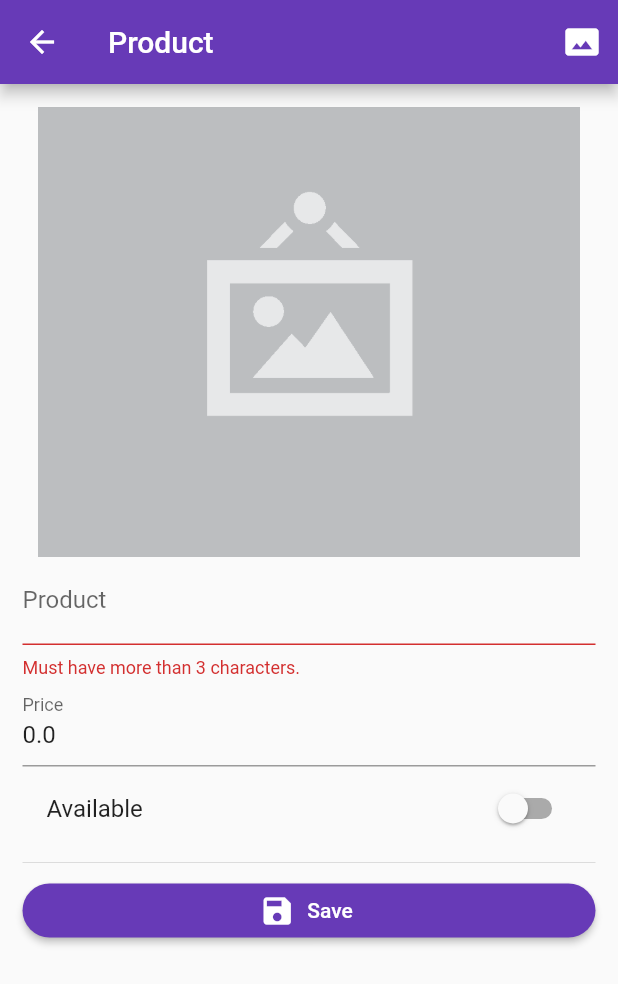
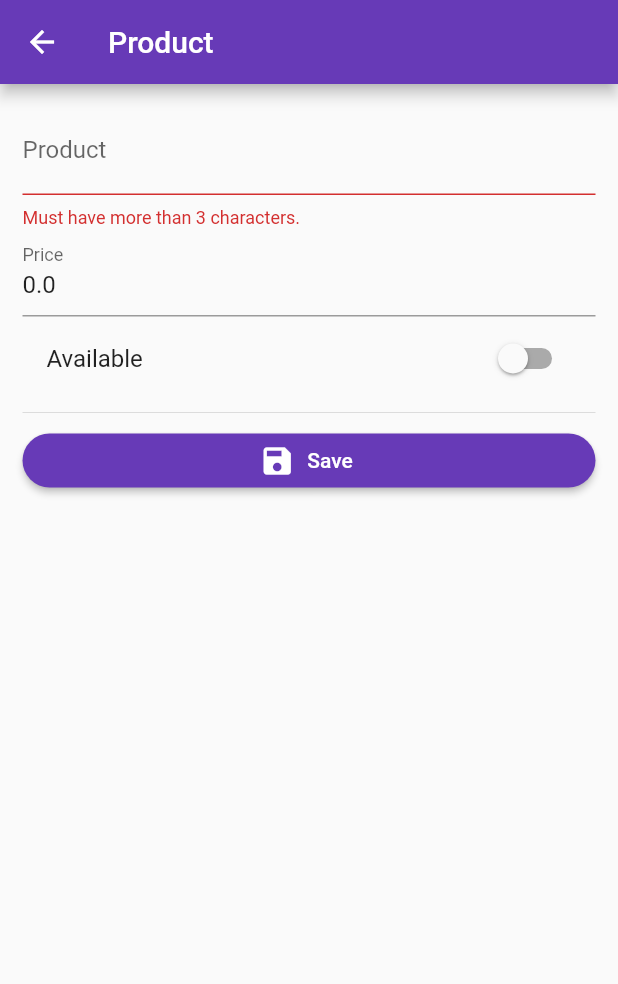
Before and after one commit to mtsluna/flutter_work_repository, a Flutter app: the ProductPage screen opened by its route, after a tap on "Save", on a phone screen of 412 x 824 dp. Shown: the top 984 px of the screen. Run offline on Flutter 3.47's test engine with Material 2 defaults, Android fonts, the phone set to English and light mode, and no system bars; our stand-ins replace flutter_map, flutter_swiper, latlong, rxdart, shared_preferences, sqflite; missing offline and left inert: qrcode_reader; accounts and stored records are empty; network calls fail.

Commit message:
CRUD operations finished

```diff
--- a/login_app/lib/src/pages/product_page.dart
+++ b/login_app/lib/src/pages/product_page.dart
@@ -1,11 +1,7 @@
-import 'dart:convert';
 import 'dart:io';
 
 import 'package:flutter/material.dart';
-import 'package:image_picker/image_picker.dart';
-import 'package:login_app/src/models/image_model.dart';
 import 'package:login_app/src/models/product_model.dart';
-import 'package:login_app/src/providers/image_provider.dart';
 import 'package:login_app/src/providers/product_provider.dart';
 import 'package:login_app/src/utils/utils.dart' as utils;
 
@@ -40,12 +36,6 @@ class _ProductPageState extends State<ProductPage> {
       key: scafoldKey,
       appBar: AppBar(
         title: Text('Product'),
-        actions: <Widget>[
-          IconButton(
-            icon: Icon(Icons.photo_size_select_actual),
-            onPressed: _selectPhoto,
-          )
-        ],
       ),
       body: _body(context),
     );
@@ -59,7 +49,6 @@ class _ProductPageState extends State<ProductPage> {
           key: formKey,
           child: Column(
             children: <Widget>[
-              _viewPhoto(),
               _createName(),
               _createPrice(),
               _createAvailable(),
@@ -137,10 +126,6 @@ class _ProductPageState extends State<ProductPage> {
         _saving = true;
       });
 
-      Imgur imgur = new Imgur();
-      ImgurProvider imgurProvider = new ImgurProvider();
-      imgur = await imgurProvider.post(base64);
-
       if(product.id == null){
         try {
           productProvider.post(product);
@@ -177,41 +162,4 @@ class _ProductPageState extends State<ProductPage> {
       },
     );
   }
-
-  Widget _viewPhoto(){
-    if(product.photoUrl != null){
-      //TODO: hacer
-      return Container();
-    }
-    else{
-      return Image(
-        image: AssetImage(
-          photo?.path ?? 'assets/no-image.png'
-        ),
-        height: 300.0,
-        fit: BoxFit.cover
-      );
-    }
-  }
-
-  void inputPhoto(ImageSource src) async {
-    photo = await ImagePicker.pickImage(
-      source: src
-    );
-
-    if(photo != null){
-
-    }
-
-    //photo.readAsBytesSync();
-    base64 = Base64Codec.urlSafe().encode(photo.readAsBytesSync());
-
-    setState(() {});
-  }
-
-  void _selectPhoto() async {
-
-    inputPhoto(ImageSource.gallery);
-
-  }
 }
```
Also changed, not shown: login_app/lib/src/providers/image_provider.dart (deleted, +0 -30 lines).
